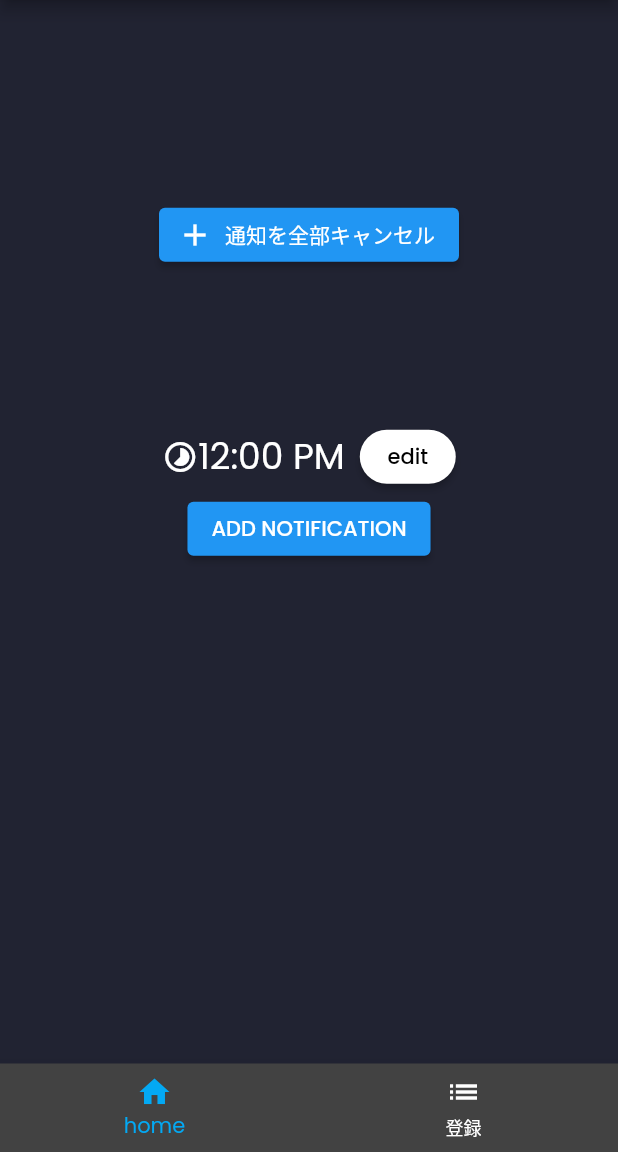
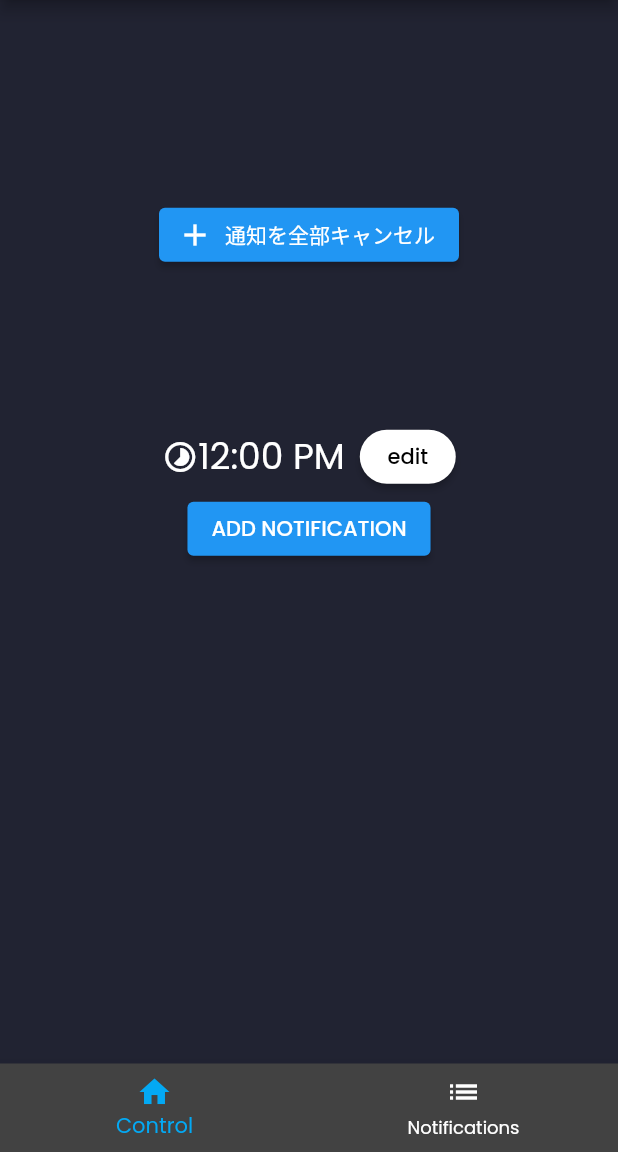
Before and after one commit to tk-daisuke/local_notification, a Flutter app: the screen it shows after launch, on a phone screen of 412 x 824 dp, the part 84-1236 px from its top. Run offline on Flutter 3.47's test engine with Material 2 defaults, Android fonts, the phone set to English and light mode, and no system bars; our stand-ins replace flutter_hooks, flutter_local_notifications, flutter_native_timezone, freezed_annotation, google_fonts, hooks_riverpod and 1 more; project files that could hold a hidden picture were left out.

Commit message:
update textを更新

```diff
--- a/lib/constants.dart
+++ b/lib/constants.dart
@@ -11,8 +11,8 @@ const kPrivacyPolicy = 'https://www.google.com/';
 // WelcomeScreen
 const kSignup = '登録する';
 // HomeScreen
-const kBottom1 = 'home';
-const kBottom2 = '登録';
+const kBottom1 = 'Control';
+const kBottom2 = 'Notifications';
 const kBottom3 = 'setting';
 const kSelectedBottomItemColor = Colors.lightBlue;
 const kUnselectedBottomItemColor = Colors.white;
```
Also changed, not shown: lib/view/widget/notification_tile.dart (+3 -4 lines).
